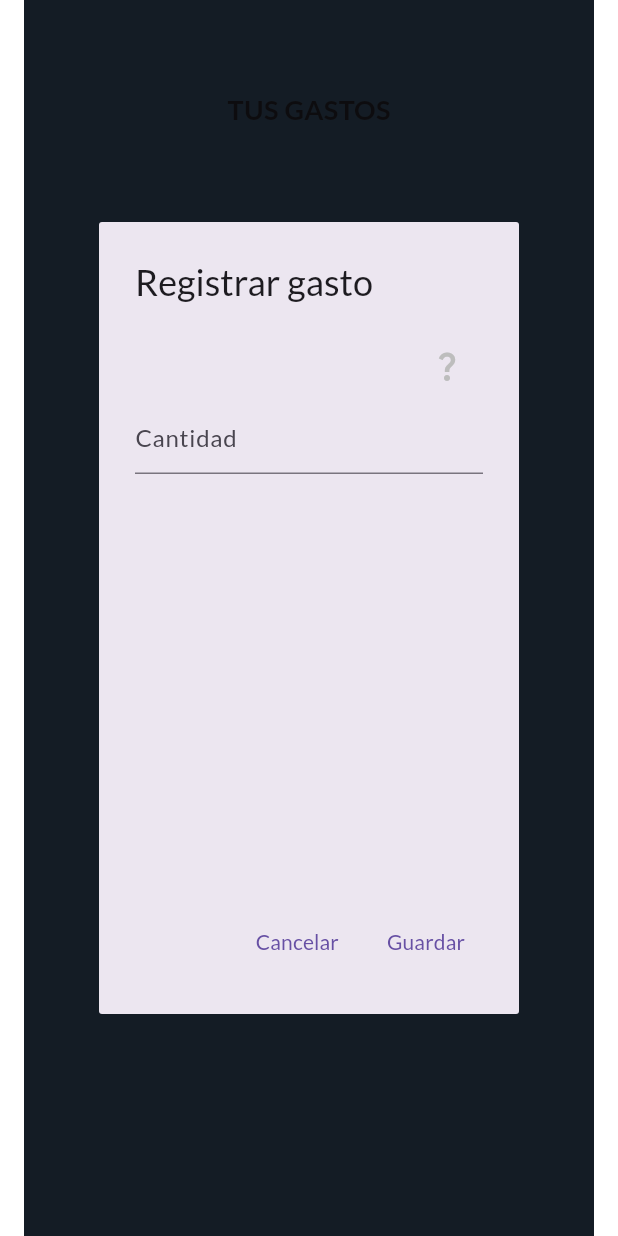
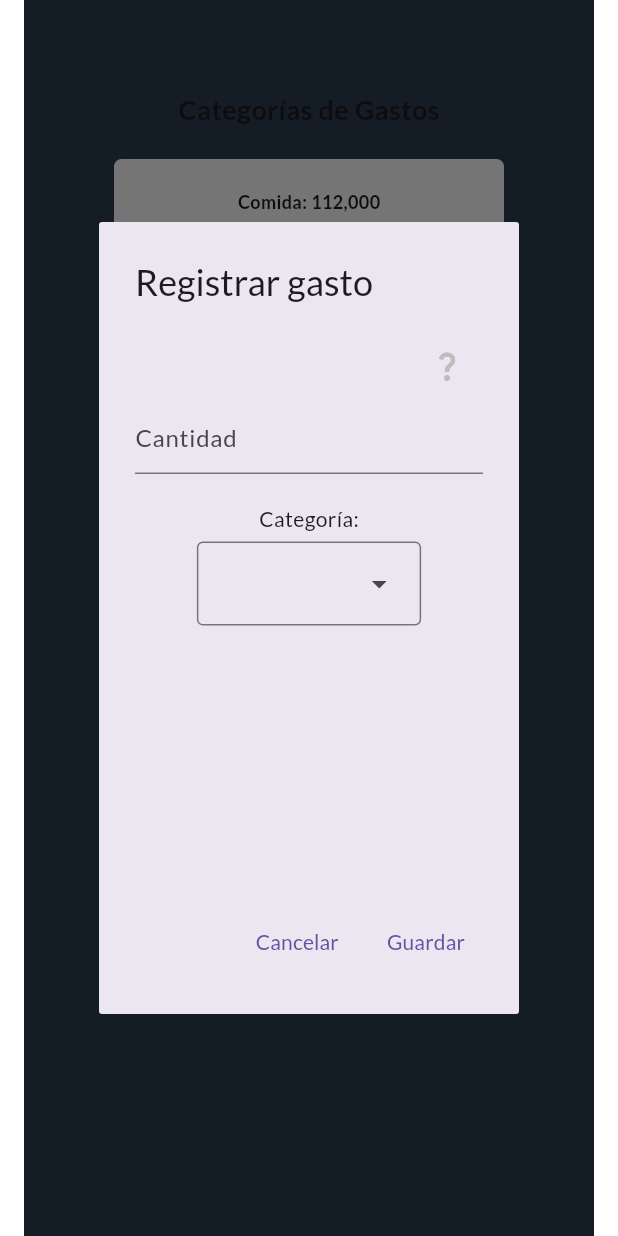
Before and after one commit to AurumJave/app_wallet, a Flutter app: the CategoryTab screen opened directly, after a tap on the "add" icon, on a phone screen of 412 x 824 dp. Run offline on Flutter 3.47's test engine with Material 3 defaults, Android fonts, the phone set to English and light mode, and no system bars; our stand-ins replace google_fonts.

Commit message:
ojala funciona 20

```diff
--- a/lib/Tabs/AlertDialogs/category_alert_dialog.dart
+++ b/lib/Tabs/AlertDialogs/category_alert_dialog.dart
@@ -1,4 +1,10 @@
 import 'package:flutter/material.dart';
+
+List<String> items = [
+  "Comida",
+  "Bebidas",
+  "Salidas"
+];
 
 class CategoryAlertDialog extends StatelessWidget {
   const CategoryAlertDialog({super.key, required this.estado});
@@ -18,7 +24,17 @@ class CategoryAlertDialog extends StatelessWidget {
             const TextField(
             decoration: InputDecoration(hintText: "Cantidad"),
             ),
-          ])
+            SizedBox(height: 20),
+            Text("Categoría:"),
+            SizedBox(height: 5),
+            DropdownMenu(dropdownMenuEntries:
+              List.generate(
+                3,//bottomNavItems.length,
+                (index) {
+                    return DropdownMenuEntry(value: index, label: items[index]);
+                }
+              ),
+            )])
           )),
           actions: <Widget>[
             TextButton(
--- a/lib/Tabs/category_tab.dart
+++ b/lib/Tabs/category_tab.dart
@@ -47,12 +47,30 @@ class CategoryTab extends StatelessWidget {
           const SizedBox(height: 60),
           const Center(
             child: Text(
-              "TUS GASTOS",
+              "Categorías de Gastos",
               style: TextStyle(fontWeight: FontWeight.bold, fontSize: 18),
             ),
           ),
-          const SizedBox(height: 450),//32),
-           Row(
+          SizedBox(height: 20),
+          Container(
+            decoration: BoxDecoration(borderRadius: BorderRadius.all(Radius.circular(5)), color: Colors.white,),
+            height: 400,
+            width: 260,
+            child: Column(children: [
+              SizedBox(height: 20),
+              Text("Comida: 112,000", style: TextStyle(fontWeight: FontWeight.bold, fontSize: 12),),
+              StatsSplitter(),
+              Text("Bebidas: 4,200", style: TextStyle(fontWeight: FontWeight.bold, fontSize: 12),),
+              StatsSplitter(),
+              Text("Salidas: 54,000", style: TextStyle(fontWeight: FontWeight.bold, fontSize: 12),),
+            ],)
+          ),//32),
+          const SizedBox(height: 25,),
+          SizedBox(
+          height: 50,
+          width: 240,
+          //decoration: BoxDecoration(borderRadius: BorderRadius.all(Radius.circular(5)), color: Color(0xff6A7F93),),
+          child: Row(
           spacing: 20,
           mainAxisAlignment: MainAxisAlignment.spaceEvenly,
           children:[
@@ -66,6 +84,16 @@ class CategoryTab extends StatelessWidget {
                 ),
               ),
               child: Icon(Icons.minimize, color: Colors.black)),
+            ElevatedButton(onPressed: () => {},
+              style: ElevatedButton.styleFrom(
+                padding: const EdgeInsets.symmetric(horizontal: 2),
+                minimumSize: const Size(40, 40),
+                alignment: Alignment.center,
+                shape: RoundedRectangleBorder(
+                  borderRadius: BorderRadius.circular(10),
+                ),
+              ),
+              child: Icon(Icons.category, color: Colors.black)),
             ElevatedButton(onPressed: () => showGoalConfig(context, 1),
               style: ElevatedButton.styleFrom(
                 padding: const EdgeInsets.symmetric(horizontal: 2),
@@ -76,7 +104,7 @@ class CategoryTab extends StatelessWidget {
                 ),
               ),
               child: Icon(Icons.add, color: Colors.black)),
-            ]),
+          ]),)
 
           // PieChart(
           //   dataMap: dataMap,
--- a/lib/stats_splitter.dart
+++ b/lib/stats_splitter.dart
@@ -7,17 +7,17 @@ class StatsSplitter extends StatelessWidget {
   Widget build(BuildContext context) {
 
   return Column(children: [
-    const SizedBox(height:5),
+    const SizedBox(height:10),
     Container(
     height: 1,
-    width: 320,
+    width: 200,
     decoration: const BoxDecoration(
                 color: Color.fromARGB(255, 197, 197, 197),
                 //borderRadius: BorderRadius.all(Radius.circular(5.0)),
                 borderRadius: BorderRadius.all(Radius.circular(5)),
               ),
     ),
-    const SizedBox(height:5),
+    const SizedBox(height:10),
   ]);
   }
 }
```
Lines whose indentation alone changed are shown as unchanged.
